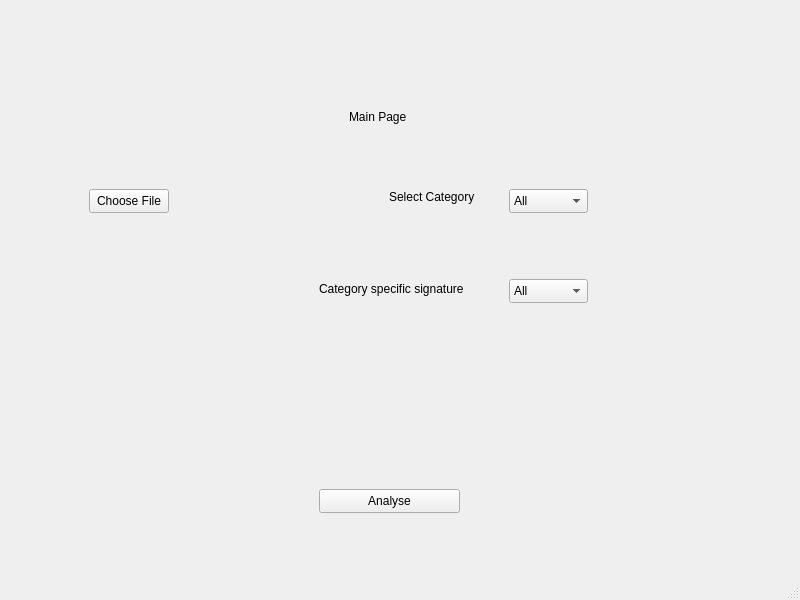
Before: the Qt Designer form mainwindow.ui in vbaswin/Memory-Forensics-Data-Carving-Tool, drawn with Qt 5.
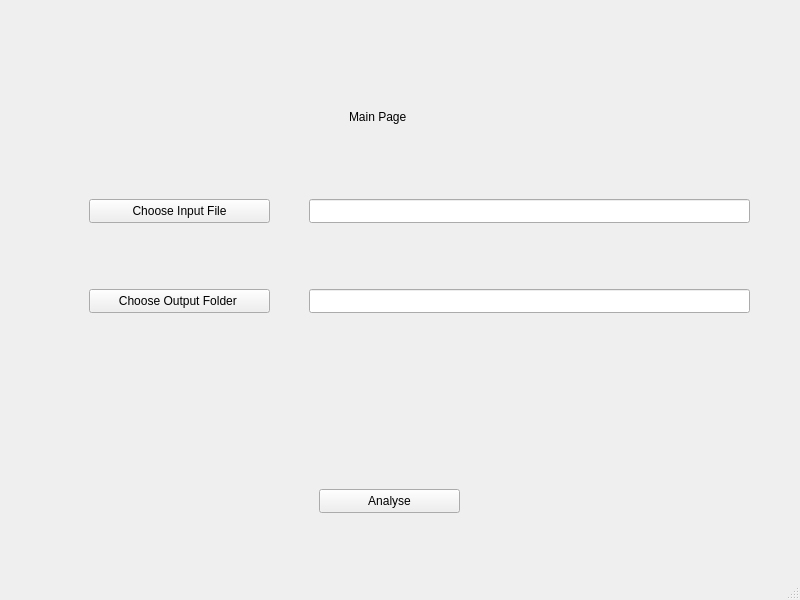
After: the same form once the commit is applied.

```diff
--- a/mainwindow.ui
+++ b/mainwindow.ui
@@ -47,93 +47,56 @@
          <string>Analyse</string>
         </property>
        </widget>
-       <widget class="QComboBox" name="selectCategoryComboBox">
-        <property name="geometry">
-         <rect>
-          <x>500</x>
-          <y>180</y>
-          <width>79</width>
-          <height>24</height>
-         </rect>
-        </property>
-        <item>
-         <property name="text">
-          <string>All</string>
-         </property>
-        </item>
-        <item>
-         <property name="text">
-          <string>Image</string>
-         </property>
-        </item>
-        <item>
-         <property name="text">
-          <string>Audio</string>
-         </property>
-        </item>
-        <item>
-         <property name="text">
-          <string>Video</string>
-         </property>
-        </item>
-        <item>
-         <property name="text">
-          <string>Doc</string>
-         </property>
-        </item>
-       </widget>
-       <widget class="QComboBox" name="categorySpecificSignatureComboBox">
-        <property name="geometry">
-         <rect>
-          <x>500</x>
-          <y>270</y>
-          <width>79</width>
-          <height>24</height>
-         </rect>
-        </property>
-        <item>
-         <property name="text">
-          <string>All</string>
-         </property>
-        </item>
-       </widget>
-       <widget class="QLabel" name="selectCategoryLabel">
-        <property name="geometry">
-         <rect>
-          <x>380</x>
-          <y>180</y>
-          <width>101</width>
-          <height>16</height>
-         </rect>
-        </property>
-        <property name="text">
-         <string>Select Category</string>
-        </property>
-       </widget>
-       <widget class="QLabel" name="categorySpecificSignatureLabel">
-        <property name="geometry">
-         <rect>
-          <x>310</x>
-          <y>270</y>
-          <width>171</width>
-          <height>20</height>
-         </rect>
-        </property>
-        <property name="text">
-         <string>Category specific signature</string>
-        </property>
-       </widget>
        <widget class="QPushButton" name="chooseFile">
         <property name="geometry">
          <rect>
           <x>80</x>
-          <y>180</y>
-          <width>80</width>
+          <y>190</y>
+          <width>181</width>
           <height>24</height>
          </rect>
         </property>
         <property name="text">
-         <string>Choose File</string>
+         <string>Choose Input File</string>
+        </property>
+       </widget>
+       <widget class="QPushButton" name="chooseOutputFolder">
+        <property name="geometry">
+         <rect>
+          <x>80</x>
+          <y>280</y>
+          <width>181</width>
+          <height>24</height>
+         </rect>
+        </property>
+        <property name="text">
+         <string>Choose Output Folder </string>
+        </property>
+       </widget>
+       <widget class="QLineEdit" name="inputFilePathShow">
+        <property name="geometry">
+         <rect>
+          <x>300</x>
+          <y>190</y>
+          <width>441</width>
+          <height>24</height>
+         </rect>
+        </property>
+        <property name="readOnly">
+         <bool>true</bool>
+        </property>
+       </widget>
+       <widget class="QLineEdit" name="outputFolderPathShow">
+        <property name="geometry">
+         <rect>
+          <x>300</x>
+          <y>280</y>
+          <width>441</width>
+          <height>24</height>
+         </rect>
+        </property>
+        <property name="readOnly">
+         <bool>true</bool>
         </property>
        </widget>
       </widget>
```
